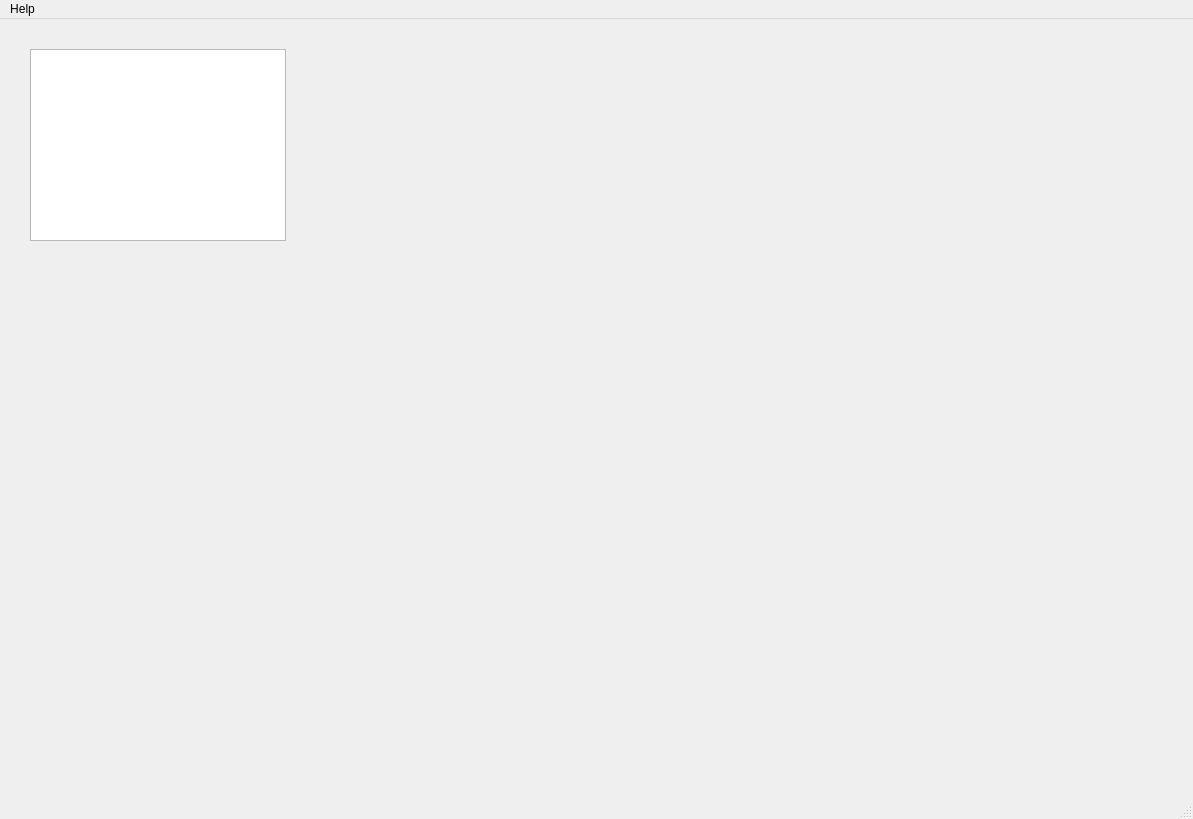
Qt form Boan/mainwindow.ui (rewq/Boan-old) before a commit.
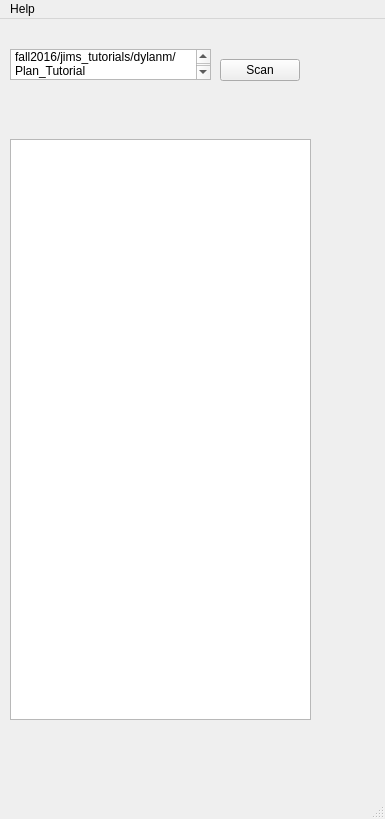
The same form after that commit.

```diff
--- a/Boan/mainwindow.ui
+++ b/Boan/mainwindow.ui
@@ -6,7 +6,7 @@
    <rect>
     <x>0</x>
     <y>0</y>
-    <width>1193</width>
+    <width>385</width>
     <height>819</height>
    </rect>
   </property>
@@ -17,11 +17,37 @@
    <widget class="QTreeView" name="treeView">
     <property name="geometry">
      <rect>
-      <x>30</x>
+      <x>10</x>
+      <y>120</y>
+      <width>301</width>
+      <height>581</height>
+     </rect>
+    </property>
+   </widget>
+   <widget class="QPlainTextEdit" name="plainTextEdit">
+    <property name="geometry">
+     <rect>
+      <x>10</x>
       <y>30</y>
-      <width>256</width>
-      <height>192</height>
+      <width>201</width>
+      <height>31</height>
      </rect>
+    </property>
+    <property name="plainText">
+     <string>http://cs.marlboro.edu/courses/fall2016/jims_tutorials/dylanm/Plan_Tutorial</string>
+    </property>
+   </widget>
+   <widget class="QPushButton" name="scanButton">
+    <property name="geometry">
+     <rect>
+      <x>220</x>
+      <y>40</y>
+      <width>80</width>
+      <height>22</height>
+     </rect>
+    </property>
+    <property name="text">
+     <string>Scan</string>
     </property>
    </widget>
   </widget>
@@ -31,7 +57,7 @@
     <rect>
      <x>0</x>
      <y>0</y>
-     <width>1193</width>
+     <width>385</width>
      <height>19</height>
     </rect>
    </property>
```
